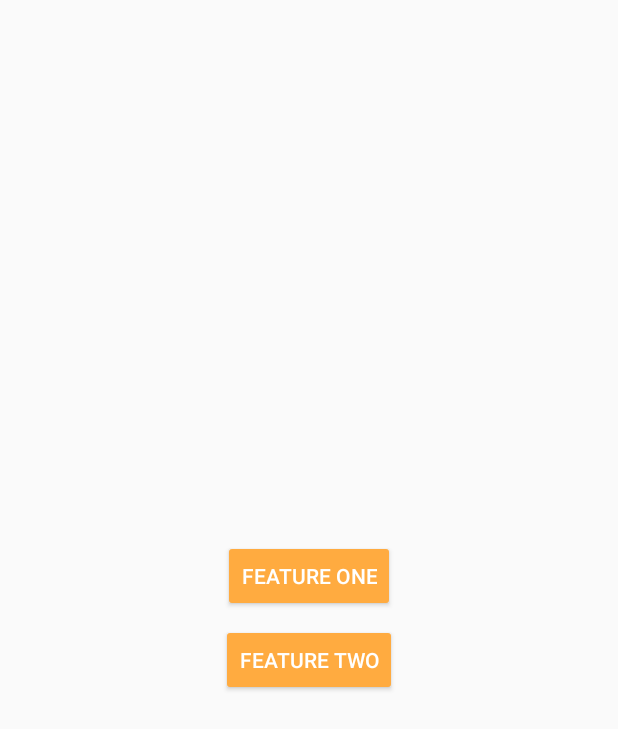
After one commit to SeanSWatkins/DemoPlayer, an Android app: the layout activity_home.xml on its own in the app's theme, with its tools: preview values and no code run, on a phone screen of 412 x 824 dp. The commit adds this screen. Shown: the top 729 px of the screen. Run offline under Robolectric (Android 15) with nearby library versions, the phone set to English and light mode, and no system bars.

Commit message:
Create Home Screen that allows navigation between two Features Started Feature Two Added preference names for visited users and their names

```diff
--- a/app/src/main/AndroidManifest.xml
+++ b/app/src/main/AndroidManifest.xml
@@ -12,13 +12,16 @@
         android:label="@string/app_name"
         android:supportsRtl="true"
         android:theme="@style/AppTheme">
-        <activity android:name=".featureone.FeatureOneActivity">
+        <activity android:name=".HomeActivity">
             <intent-filter>
                 <action android:name="android.intent.action.MAIN" />
 
                 <category android:name="android.intent.category.LAUNCHER" />
             </intent-filter>
         </activity>
+        <activity android:name=".featureone.FeatureOneActivity"/>
+        <activity android:name=".featuretwo.FeatureTwoActivity"/>
+
     </application>
 
 </manifest>
--- a/app/src/main/java/co/diginex/demoplayer/AppConstants.java
+++ b/app/src/main/java/co/diginex/demoplayer/AppConstants.java
@@ -10,4 +10,9 @@ public class AppConstants {
     public static final String IMAGE_URL = "url";
     public static final String NAME = "name";
     public static final String SOUND = "sound";
+
+    public static final String USERNAME = "username";
+    public static final String ALREADY_VISITED = "already_visited";
+
+    public static final int RESULT_CLOSE_APP = 43;
 }
--- a/app/src/main/java/co/diginex/demoplayer/DemoApplication.java
+++ b/app/src/main/java/co/diginex/demoplayer/DemoApplication.java
@@ -1,6 +1,8 @@
 package co.diginex.demoplayer;
 
 import android.app.Application;
+import android.content.SharedPreferences;
+import android.preference.PreferenceManager;
 
 import com.facebook.drawee.backends.pipeline.Fresco;
 import com.facebook.imagepipeline.backends.okhttp3.OkHttpImagePipelineConfigFactory;
@@ -29,4 +31,5 @@ public class DemoApplication extends Application {
         //Initialise the library which will download images in the background.
         Fresco.initialize(this,config);
     }
+
 }
--- a/app/src/main/java/co/diginex/demoplayer/featureone/FeatureOneActivity.java
+++ b/app/src/main/java/co/diginex/demoplayer/featureone/FeatureOneActivity.java
@@ -29,6 +29,7 @@ public class FeatureOneActivity extends AppCompatActivity implements OnImageClic
     protected void onCreate(Bundle savedInstanceState) {
         super.onCreate(savedInstanceState);
         setContentView(R.layout.activity_feature_one);
+        setTitle(R.string.feature_one);
         ButterKnife.bind(this);
     }
 
--- /dev/null
+++ b/app/src/main/res/layout/activity_home.xml
@@ -0,0 +1,21 @@
+<?xml version="1.0" encoding="utf-8"?>
+<LinearLayout xmlns:android="http://schemas.android.com/apk/res/android"
+    android:orientation="vertical"
+    android:layout_width="match_parent"
+    android:layout_height="match_parent"
+    android:gravity="center">
+
+    <Button
+        android:id="@+id/activity_home_feature_one_select"
+        android:layout_width="wrap_content"
+        android:layout_height="wrap_content"
+        android:text="@string/feature_one"
+        android:layout_marginBottom="@dimen/default_padding"
+        style="@style/Widget.AppCompat.Button.Colored"/>
+    <Button
+        android:id="@+id/activity_home_feature_two_select"
+        android:layout_width="wrap_content"
+        android:layout_height="wrap_content"
+        android:text="@string/feature_two"
+        style="@style/Widget.AppCompat.Button.Colored"/>
+</LinearLayout>
--- a/app/src/main/res/values/dimens.xml
+++ b/app/src/main/res/values/dimens.xml
@@ -8,4 +8,5 @@
     <dimen name="default_padding">8dp</dimen>
     <dimen name="min_button_width">64dp</dimen>
     <dimen name="textview_padding">24dp</dimen>
+    <dimen name="edittext_height">48dp</dimen>
 </resources>
--- a/app/src/main/res/values/strings.xml
+++ b/app/src/main/res/values/strings.xml
@@ -1,7 +1,12 @@
 <resources>
     <string name="app_name">DemoPlayer</string>
+    <string name="feature_one">Feature One</string>
+    <string name="feature_two">Feature Two</string>
+    <string name="feature_select">Feature Select</string>
     <string name="play">Play</string>
     <string name="close">Close</string>
-
+    <string name="name">Name</string>
+    <string name="submit">Submit</string>
+    <string name="no_user">Please enter a name</string>
 
 </resources>
```
Also changed, not shown: app/src/main/java/co/diginex/demoplayer/HomeActivity.java (added, +49 -0 lines), app/src/main/java/co/diginex/demoplayer/featuretwo/FeatureTwoActivity.java (added, +80 -0 lines), app/src/main/res/layout/activity_feature_two.xml (added, +35 -0 lines).
